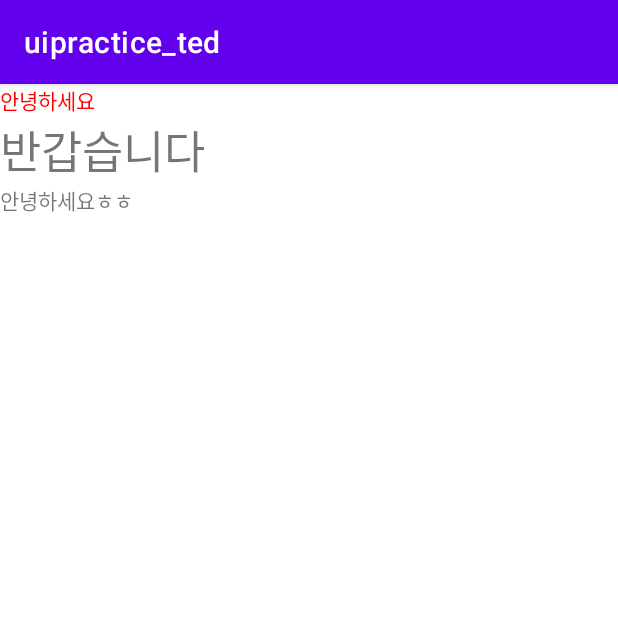
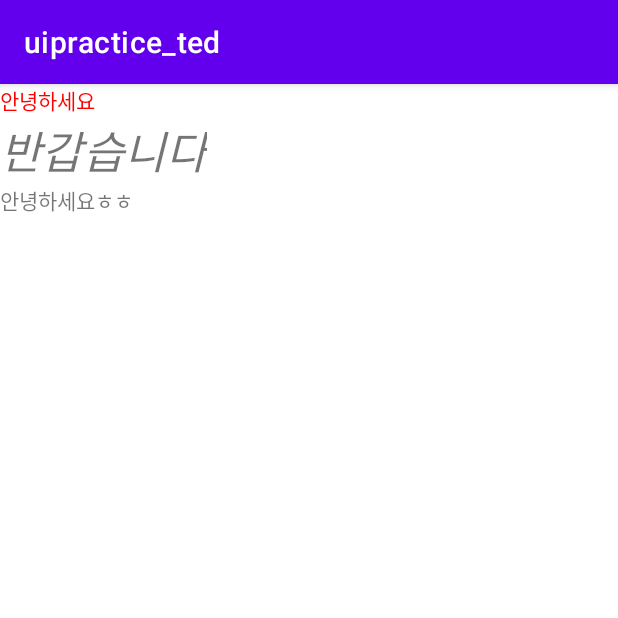
Before and after one commit to ted0913/uipractice_ted, an Android app: the screen it shows after launch (MainActivity), on a phone screen of 412 x 824 dp, the top half of it. Run offline under Robolectric (Android 15) with nearby library versions, the phone set to English and light mode, and no system bars.

Commit message:
텍스트 스타일

```diff
--- a/app/src/main/res/layout/activity_main.xml
+++ b/app/src/main/res/layout/activity_main.xml
@@ -21,6 +21,7 @@
             android:layout_width="wrap_content"
             android:layout_height="wrap_content"
             android:textSize="30sp"
+            android:textStyle="italic"
             android:text="반갑습니다"/>
 
         <TextView
```
